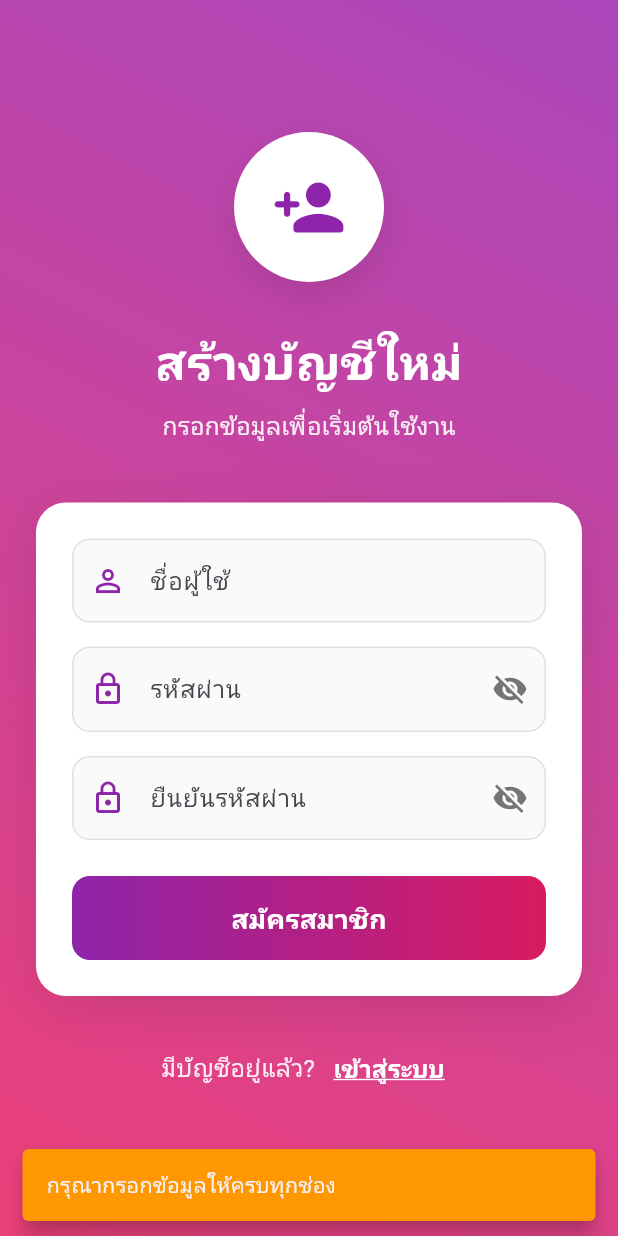
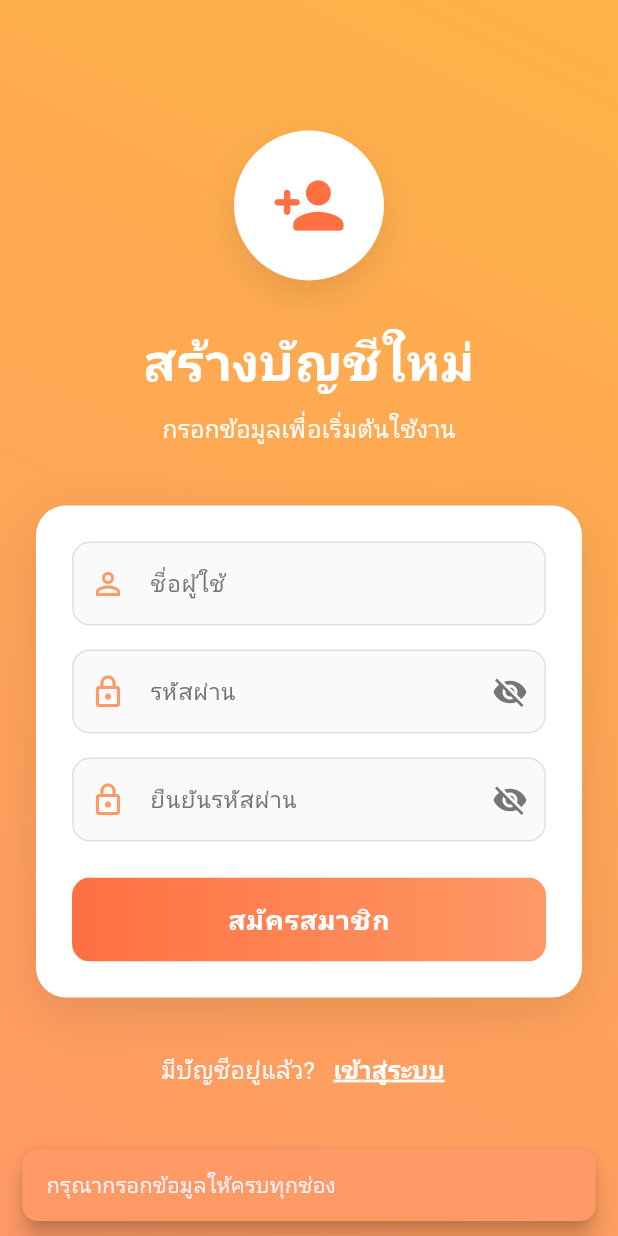
Before and after one commit to SSmikey/inventory_my_app, a Flutter app: the RegisterScreen screen opened by its route, after a tap on "สมัครสมาชิก", on a phone screen of 412 x 824 dp. Run offline on Flutter 3.47's test engine with Material 3 defaults, Android fonts, the phone set to English and light mode, and no system bars; our stand-ins replace fl_chart, shared_preferences; accounts and stored records are empty.

Commit message:
fix register to an orange theme.

```diff
--- a/lib/screens/register_screen.dart
+++ b/lib/screens/register_screen.dart
@@ -1,5 +1,15 @@
 import 'package:flutter/material.dart';
 import '../api/auth_service.dart';
+
+// ธีมสีส้มที่สบายตา (เหมือนกับ login_screen.dart)
+class AppColors {
+  static const primaryOrange = Color(0xFFFF9966); // Coral Orange
+  static const secondaryOrange = Color(0xFFFFB347); // Peach Orange
+  static const darkOrange = Color(0xFFFF7043); // Deep Coral
+  static const lightOrange = Color(0xFFFFE0B2); // Light Peach
+  static const textDark = Color(0xFF4A4A4A);
+  static const textLight = Color(0xFFFFFFFF);
+}
 
 class RegisterScreen extends StatefulWidget {
   const RegisterScreen({Key? key}) : super(key: key);
@@ -46,41 +56,50 @@ class _RegisterScreenState extends State<RegisterScreen>
     super.dispose();
   }
 
+  void _showSnackBar(
+    String message, {
+    bool isError = false,
+    bool isSuccess = false,
+  }) {
+    ScaffoldMessenger.of(context).showSnackBar(
+      SnackBar(
+        content: isSuccess
+            ? Row(
+                children: [
+                  const Icon(Icons.check_circle, color: Colors.white),
+                  const SizedBox(width: 12),
+                  Text(message),
+                ],
+              )
+            : Text(message),
+        backgroundColor: isError
+            ? Colors.red.shade400
+            : isSuccess
+            ? Colors.green.shade400
+            : AppColors.primaryOrange,
+        behavior: SnackBarBehavior.floating,
+        shape: RoundedRectangleBorder(borderRadius: BorderRadius.circular(10)),
+      ),
+    );
+  }
+
   void _register() async {
     // Validation
     if (_usernameController.text.trim().isEmpty ||
         _passwordController.text.trim().isEmpty ||
         _confirmPasswordController.text.trim().isEmpty) {
-      ScaffoldMessenger.of(context).showSnackBar(
-        const SnackBar(
-          content: Text("กรุณากรอกข้อมูลให้ครบทุกช่อง"),
-          backgroundColor: Colors.orange,
-          behavior: SnackBarBehavior.floating,
-        ),
-      );
+      _showSnackBar("กรุณากรอกข้อมูลให้ครบทุกช่อง");
       return;
     }
 
     if (_passwordController.text.trim() !=
         _confirmPasswordController.text.trim()) {
-      ScaffoldMessenger.of(context).showSnackBar(
-        const SnackBar(
-          content: Text("รหัสผ่านไม่ตรงกัน กรุณาตรวจสอบอีกครั้ง"),
-          backgroundColor: Colors.orange,
-          behavior: SnackBarBehavior.floating,
-        ),
-      );
+      _showSnackBar("รหัสผ่านไม่ตรงกัน กรุณาตรวจสอบอีกครั้ง");
       return;
     }
 
     if (_passwordController.text.trim().length < 6) {
-      ScaffoldMessenger.of(context).showSnackBar(
-        const SnackBar(
-          content: Text("รหัสผ่านต้องมีความยาวอย่างน้อย 6 ตัวอักษร"),
-          backgroundColor: Colors.orange,
-          behavior: SnackBarBehavior.floating,
-        ),
-      );
+      _showSnackBar("รหัสผ่านต้องมีความยาวอย่างน้อย 6 ตัวอักษร");
       return;
     }
 
@@ -92,61 +111,73 @@ class _RegisterScreenState extends State<RegisterScreen>
         _passwordController.text.trim(),
       );
 
-      // สมัครสำเร็จ → กลับไปหน้า Login
       if (!mounted) return;
-      ScaffoldMessenger.of(context).showSnackBar(
-        SnackBar(
-          content: const Row(
-            children: [
-              Icon(Icons.check_circle, color: Colors.white),
-              SizedBox(width: 12),
-              Text("สมัครสมาชิกสำเร็จ! กรุณาเข้าสู่ระบบ"),
-            ],
-          ),
-          backgroundColor: Colors.green.shade400,
-          behavior: SnackBarBehavior.floating,
-          shape: RoundedRectangleBorder(
-            borderRadius: BorderRadius.circular(10),
-          ),
-        ),
-      );
+      _showSnackBar("สมัครสมาชิกสำเร็จ! กรุณาเข้าสู่ระบบ", isSuccess: true);
       Navigator.pushReplacementNamed(context, '/login');
     } catch (e) {
       if (!mounted) return;
       String errorMessage = e.toString().replaceFirst("Exception: ", "");
 
-      // ปรับข้อความ error ให้เข้าใจง่าย
       if (errorMessage.contains("already exists") ||
           errorMessage.contains("duplicate")) {
-        errorMessage = "ชื่อผู้ใช้นี้ถูกใช้งานแล้ว กรุณาเลือกชื่ือื่น";
+        errorMessage = "ชื่อผู้ใช้นี้ถูกใช้งานแล้ว กรุณาเลือกชื่อื่น";
       }
 
-      ScaffoldMessenger.of(context).showSnackBar(
-        SnackBar(
-          content: Text(errorMessage),
-          backgroundColor: Colors.red.shade400,
-          behavior: SnackBarBehavior.floating,
-          shape: RoundedRectangleBorder(
-            borderRadius: BorderRadius.circular(10),
+      _showSnackBar(errorMessage, isError: true);
+    } finally {
+      if (mounted) setState(() => _isLoading = false);
+    }
+  }
+
+  Widget _buildTextField({
+    required TextEditingController controller,
+    required String label,
+    required IconData icon,
+    String? hintText,
+    bool obscureText = false,
+    Widget? suffixIcon,
+  }) {
+    return TextField(
+      controller: controller,
+      obscureText: obscureText,
+      style: const TextStyle(color: AppColors.textDark, fontSize: 16),
+      decoration: InputDecoration(
+        labelText: label,
+        hintText: hintText,
+        labelStyle: TextStyle(color: Colors.grey.shade600, fontSize: 15),
+        hintStyle: TextStyle(color: Colors.grey.shade400, fontSize: 14),
+        prefixIcon: Icon(icon, color: AppColors.primaryOrange),
+        suffixIcon: suffixIcon,
+        border: OutlineInputBorder(
+          borderRadius: BorderRadius.circular(12),
+          borderSide: BorderSide(color: Colors.grey.shade300),
+        ),
+        enabledBorder: OutlineInputBorder(
+          borderRadius: BorderRadius.circular(12),
+          borderSide: BorderSide(color: Colors.grey.shade300),
+        ),
+        focusedBorder: OutlineInputBorder(
+          borderRadius: BorderRadius.circular(12),
+          borderSide: const BorderSide(
+            color: AppColors.primaryOrange,
+            width: 2,
           ),
         ),
+        filled: true,
+        fillColor: Colors.grey.shade50,
+      ),
     );
-    } finally {
-      if (mounted) {
-        setState(() => _isLoading = false);
-      }
-    }
   }
 
   @override
   Widget build(BuildContext context) {
     return Scaffold(
       body: Container(
-        decoration: BoxDecoration(
+        decoration: const BoxDecoration(
           gradient: LinearGradient(
             begin: Alignment.topRight,
             end: Alignment.bottomLeft,
-            colors: [Colors.purple.shade400, Colors.pink.shade400],
+            colors: [AppColors.secondaryOrange, AppColors.primaryOrange],
           ),
         ),
         child: SafeArea(
@@ -160,7 +191,7 @@ class _RegisterScreenState extends State<RegisterScreen>
                   child: Column(
                     mainAxisAlignment: MainAxisAlignment.center,
                     children: [
-                      // Logo/Icon
+                      // Logo
                       Container(
                         width: 100,
                         height: 100,
@@ -175,10 +206,10 @@ class _RegisterScreenState extends State<RegisterScreen>
                             ),
                           ],
                         ),
-                        child: Icon(
+                        child: const Icon(
                           Icons.person_add_rounded,
                           size: 50,
-                          color: Colors.purple.shade600,
+                          color: AppColors.darkOrange,
                         ),
                       ),
                       const SizedBox(height: 30),
@@ -187,9 +218,10 @@ class _RegisterScreenState extends State<RegisterScreen>
                       const Text(
                         "สร้างบัญชีใหม่",
                         style: TextStyle(
-                          fontSize: 32,
+                          fontSize: 34,
                           fontWeight: FontWeight.bold,
                           color: Colors.white,
+                          letterSpacing: 0.5,
                         ),
                       ),
                       const SizedBox(height: 8),
@@ -197,7 +229,8 @@ class _RegisterScreenState extends State<RegisterScreen>
                         "กรอกข้อมูลเพื่อเริ่มต้นใช้งาน",
                         style: TextStyle(
                           fontSize: 16,
-                          color: Colors.white.withOpacity(0.9),
+                          color: Colors.white.withOpacity(0.95),
+                          fontWeight: FontWeight.w400,
                         ),
                       ),
                       const SizedBox(height: 40),
@@ -219,52 +252,19 @@ class _RegisterScreenState extends State<RegisterScreen>
                         child: Column(
                           crossAxisAlignment: CrossAxisAlignment.stretch,
                           children: [
-                            // Username Field
-                            TextField(
+                            _buildTextField(
                               controller: _usernameController,
-                              decoration: InputDecoration(
-                                labelText: "ชื่อผู้ใช้",
+                              label: "ชื่อผู้ใช้",
+                              icon: Icons.person_outline,
                               hintText: "เลือกชื่อผู้ใช้ของคุณ",
-                                prefixIcon: Icon(
-                                  Icons.person_outline,
-                                  color: Colors.purple.shade600,
-                                ),
-                                border: OutlineInputBorder(
-                                  borderRadius: BorderRadius.circular(12),
-                                  borderSide: BorderSide(
-                                    color: Colors.grey.shade300,
-                                  ),
-                                ),
-                                enabledBorder: OutlineInputBorder(
-                                  borderRadius: BorderRadius.circular(12),
-                                  borderSide: BorderSide(
-                                    color: Colors.grey.shade300,
-                                  ),
-                                ),
-                                focusedBorder: OutlineInputBorder(
-                                  borderRadius: BorderRadius.circular(12),
-                                  borderSide: BorderSide(
-                                    color: Colors.purple.shade600,
-                                    width: 2,
-                                  ),
-                                ),
-                                filled: true,
-                                fillColor: Colors.grey.shade50,
-                              ),
                             ),
                             const SizedBox(height: 16),
-
-                            // Password Field
-                            TextField(
+                            _buildTextField(
                               controller: _passwordController,
+                              label: "รหัสผ่าน",
+                              icon: Icons.lock_outline,
+                              hintText: "อย่างน้อย 6 ตัวอักษร",
                               obscureText: _obscurePassword,
-                              decoration: InputDecoration(
-                                labelText: "รหัสผ่าน",
-                                hintText: "อย่างน้อย 6 ตัวอักษร",
-                                prefixIcon: Icon(
-                                  Icons.lock_outline,
-                                  color: Colors.purple.shade600,
-                                ),
                               suffixIcon: IconButton(
                                 icon: Icon(
                                   _obscurePassword
@@ -272,48 +272,18 @@ class _RegisterScreenState extends State<RegisterScreen>
                                       : Icons.visibility,
                                   color: Colors.grey.shade600,
                                 ),
-                                  onPressed: () {
-                                    setState(() {
-                                      _obscurePassword = !_obscurePassword;
-                                    });
-                                  },
+                                onPressed: () => setState(
+                                  () => _obscurePassword = !_obscurePassword,
                                 ),
-                                border: OutlineInputBorder(
-                                  borderRadius: BorderRadius.circular(12),
-                                  borderSide: BorderSide(
-                                    color: Colors.grey.shade300,
-                                  ),
-                                ),
-                                enabledBorder: OutlineInputBorder(
-                                  borderRadius: BorderRadius.circular(12),
-                                  borderSide: BorderSide(
-                                    color: Colors.grey.shade300,
-                                  ),
-                                ),
-                                focusedBorder: OutlineInputBorder(
-                                  borderRadius: BorderRadius.circular(12),
-                                  borderSide: BorderSide(
-                                    color: Colors.purple.shade600,
-                                    width: 2,
-                                  ),
-                                ),
-                                filled: true,
-                                fillColor: Colors.grey.shade50,
                               ),
                             ),
                             const SizedBox(height: 16),
-
-                            // Confirm Password Field
-                            TextField(
+                            _buildTextField(
                               controller: _confirmPasswordController,
+                              label: "ยืนยันรหัสผ่าน",
+                              icon: Icons.lock_outline,
+                              hintText: "กรอกรหัสผ่านอีกครั้ง",
                               obscureText: _obscureConfirmPassword,
-                              decoration: InputDecoration(
-                                labelText: "ยืนยันรหัสผ่าน",
-                                hintText: "กรอกรหัสผ่านอีกครั้ง",
-                                prefixIcon: Icon(
-                                  Icons.lock_outline,
-                                  color: Colors.purple.shade600,
-                                ),
                               suffixIcon: IconButton(
                                 icon: Icon(
                                   _obscureConfirmPassword
@@ -321,34 +291,10 @@ class _RegisterScreenState extends State<RegisterScreen>
                                       : Icons.visibility,
                                   color: Colors.grey.shade600,
                                 ),
-                                  onPressed: () {
-                                    setState(() {
-                                      _obscureConfirmPassword =
-                                          !_obscureConfirmPassword;
-                                    });
-                                  },
+                                onPressed: () => setState(
+                                  () => _obscureConfirmPassword =
+                                      !_obscureConfirmPassword,
                                 ),
-                                border: OutlineInputBorder(
-                                  borderRadius: BorderRadius.circular(12),
-                                  borderSide: BorderSide(
-                                    color: Colors.grey.shade300,
-                                  ),
-                                ),
-                                enabledBorder: OutlineInputBorder(
-                                  borderRadius: BorderRadius.circular(12),
-                                  borderSide: BorderSide(
-                                    color: Colors.grey.shade300,
-                                  ),
-                                ),
-                                focusedBorder: OutlineInputBorder(
-                                  borderRadius: BorderRadius.circular(12),
-                                  borderSide: BorderSide(
-                                    color: Colors.purple.shade600,
-                                    width: 2,
-                                  ),
-                                ),
-                                filled: true,
-                                fillColor: Colors.grey.shade50,
                               ),
                             ),
                             const SizedBox(height: 24),
@@ -359,10 +305,10 @@ class _RegisterScreenState extends State<RegisterScreen>
                               child: _isLoading
                                   ? Container(
                                       decoration: BoxDecoration(
-                                        gradient: LinearGradient(
+                                        gradient: const LinearGradient(
                                           colors: [
-                                            Colors.purple.shade400,
-                                            Colors.pink.shade400,
+                                            AppColors.primaryOrange,
+                                            AppColors.secondaryOrange,
                                           ],
                                         ),
                                         borderRadius: BorderRadius.circular(12),
@@ -390,10 +336,10 @@ class _RegisterScreenState extends State<RegisterScreen>
                                       ),
                                       child: Ink(
                                         decoration: BoxDecoration(
-                                          gradient: LinearGradient(
+                                          gradient: const LinearGradient(
                                             colors: [
-                                              Colors.purple.shade600,
-                                              Colors.pink.shade600,
+                                              AppColors.darkOrange,
+                                              AppColors.primaryOrange,
                                             ],
                                           ),
                                           borderRadius: BorderRadius.circular(
@@ -408,6 +354,7 @@ class _RegisterScreenState extends State<RegisterScreen>
                                               fontSize: 18,
                                               fontWeight: FontWeight.bold,
                                               color: Colors.white,
+                                              letterSpacing: 0.5,
                                             ),
                                           ),
                                         ),
@@ -426,14 +373,16 @@ class _RegisterScreenState extends State<RegisterScreen>
                           Text(
                             "มีบัญชีอยู่แล้ว? ",
                             style: TextStyle(
-                              color: Colors.white.withOpacity(0.9),
+                              color: Colors.white.withOpacity(0.95),
                               fontSize: 16,
+                              fontWeight: FontWeight.w400,
                             ),
                           ),
                           TextButton(
-                            onPressed: () {
-                              Navigator.pushReplacementNamed(context, '/login');
-                            },
+                            onPressed: () => Navigator.pushReplacementNamed(
+                              context,
+                              '/login',
+                            ),
                             style: TextButton.styleFrom(
                               padding: const EdgeInsets.symmetric(
                                 horizontal: 8,
@@ -448,6 +397,7 @@ class _RegisterScreenState extends State<RegisterScreen>
                                 fontWeight: FontWeight.bold,
                                 decoration: TextDecoration.underline,
                                 decorationColor: Colors.white,
+                                decorationThickness: 2,
                               ),
                             ),
                           ),
```
Lines whose indentation alone changed are shown as unchanged.
